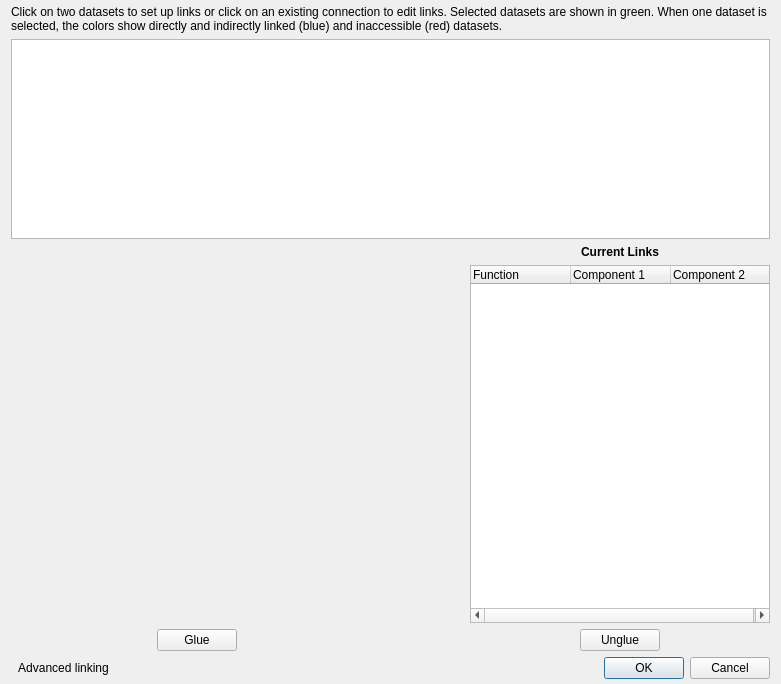
The window that glue/dialogs/link_editor/qt/link_editor.ui (glue-viz/glue) describes before a commit, drawn with Qt 5.
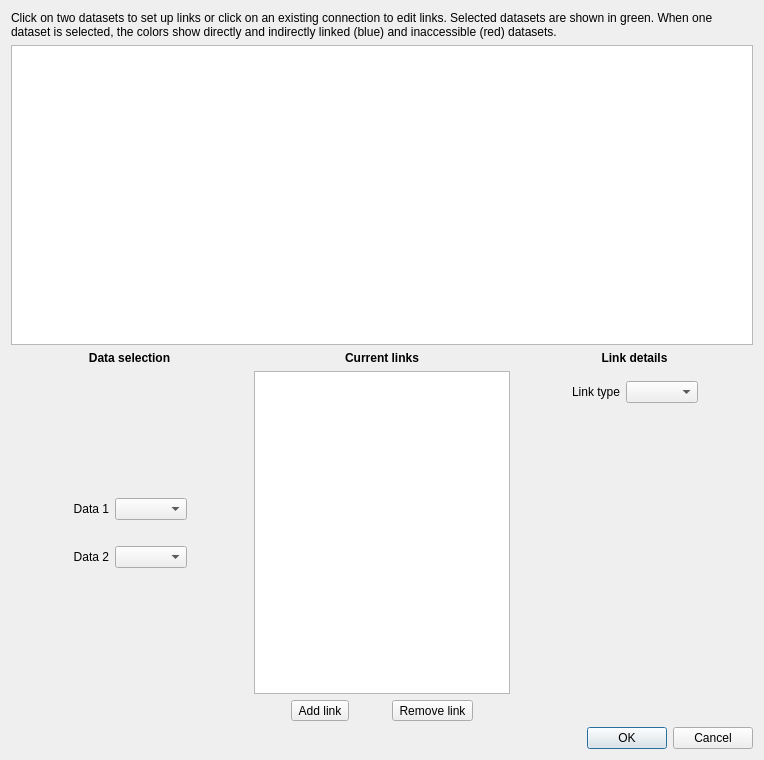
The same window after the commit. Custom widgets are drawn as their Qt base class.

Commit message: Started refactoring link editor

What changed in the file:
```diff
--- a/glue/dialogs/link_editor/qt/link_editor.ui
+++ b/glue/dialogs/link_editor/qt/link_editor.ui
@@ -6,8 +6,8 @@
    <rect>
     <x>0</x>
     <y>0</y>
-    <width>781</width>
-    <height>684</height>
+    <width>764</width>
+    <height>760</height>
    </rect>
   </property>
   <property name="windowTitle">
@@ -16,13 +16,7 @@
   <property name="sizeGripEnabled">
    <bool>false</bool>
   </property>
-  <layout class="QVBoxLayout" name="verticalLayout">
-   <property name="topMargin">
-    <number>5</number>
-   </property>
-   <property name="bottomMargin">
-    <number>5</number>
-   </property>
+  <layout class="QVBoxLayout" name="verticalLayout_2">
    <item>
     <widget class="QLabel" name="label">
      <property name="text">
@@ -44,7 +38,7 @@
      <property name="minimumSize">
       <size>
        <width>0</width>
-       <height>200</height>
+       <height>300</height>
       </size>
      </property>
      <property name="verticalScrollBarPolicy">
@@ -56,50 +50,40 @@
     </widget>
    </item>
    <item>
-    <layout class="QGridLayout" name="gridLayout">
-     <item row="1" column="4">
-      <spacer name="horizontalSpacer_6">
-       <property name="orientation">
-        <enum>Qt::Horizontal</enum>
-       </property>
-       <property name="sizeHint" stdset="0">
-        <size>
-         <width>40</width>
-         <height>20</height>
-        </size>
-       </property>
-      </spacer>
-     </item>
-     <item row="2" column="6">
-      <layout class="QHBoxLayout" name="horizontalLayout_9">
-       <item>
-        <spacer name="horizontalSpacer_8">
+    <layout class="QGridLayout" name="gridLayout_2">
+     <item row="1" column="0">
+      <layout class="QGridLayout" name="gridLayout_3">
+       <item row="2" column="2">
+        <spacer name="verticalSpacer_2">
          <property name="orientation">
-          <enum>Qt::Horizontal</enum>
+          <enum>Qt::Vertical</enum>
          </property>
+         <property name="sizeType">
+          <enum>QSizePolicy::Fixed</enum>
+         </property>
          <property name="sizeHint" stdset="0">
           <size>
-           <width>40</width>
+           <width>20</width>
            <height>20</height>
           </size>
          </property>
         </spacer>
        </item>
-       <item>
-        <widget class="QPushButton" name="remove_link">
-         <property name="sizePolicy">
-          <sizepolicy hsizetype="Fixed" vsizetype="Fixed">
-           <horstretch>0</horstretch>
-           <verstretch>0</verstretch>
-          </sizepolicy>
+       <item row="0" column="2">
+        <spacer name="verticalSpacer">
+         <property name="orientation">
+          <enum>Qt::Vertical</enum>
          </property>
-         <property name="text">
-          <string>Unglue</string>
+         <property name="sizeHint" stdset="0">
+          <size>
+           <width>20</width>
+           <height>40</height>
+          </size>
          </property>
-        </widget>
+        </spacer>
        </item>
-       <item>
-        <spacer name="horizontalSpacer_7">
+       <item row="1" column="0">
+        <spacer name="horizontalSpacer_4">
          <property name="orientation">
           <enum>Qt::Horizontal</enum>
          </property>
@@ -111,106 +95,82 @@
          </property>
         </spacer>
        </item>
+       <item row="1" column="3">
+        <spacer name="horizontalSpacer_5">
+         <property name="orientation">
+          <enum>Qt::Horizontal</enum>
+         </property>
+         <property name="sizeHint" stdset="0">
+          <size>
+           <width>40</width>
+           <height>20</height>
+          </size>
+         </property>
+        </spacer>
+       </item>
+       <item row="4" column="2">
+        <spacer name="verticalSpacer_3">
+         <property name="orientation">
+          <enum>Qt::Vertical</enum>
+         </property>
+         <property name="sizeHint" stdset="0">
+          <size>
+           <width>20</width>
+           <height>40</height>
+          </size>
+         </property>
+        </spacer>
+       </item>
+       <item row="1" column="2">
+        <widget class="QComboBox" name="combosel_data1"/>
+       </item>
+       <item row="1" column="1">
+        <widget class="QLabel" name="label_2">
+         <property name="text">
+          <string>Data 1</string>
+         </property>
+         <property name="alignment">
+          <set>Qt::AlignRight|Qt::AlignTrailing|Qt::AlignVCenter</set>
+         </property>
+        </widget>
+       </item>
+       <item row="3" column="2">
+        <widget class="QComboBox" name="combosel_data2"/>
+       </item>
+       <item row="3" column="1">
+        <widget class="QLabel" name="label_3">
+         <property name="text">
+          <string>Data 2</string>
+         </property>
+         <property name="alignment">
+          <set>Qt::AlignRight|Qt::AlignTrailing|Qt::AlignVCenter</set>
+         </property>
+        </widget>
+       </item>
       </layout>
      </item>
-     <item row="0" column="6">
-      <widget class="QLabel" name="label_4">
-       <property name="font">
-        <font>
-         <weight>75</weight>
-         <bold>true</bold>
-        </font>
-       </property>
-       <property name="text">
-        <string>Current Links</string>
-       </property>
-       <property name="alignment">
-        <set>Qt::AlignCenter</set>
-       </property>
-      </widget>
-     </item>
-     <item row="1" column="6">
-      <widget class="QTreeWidget" name="current_links">
-       <property name="minimumSize">
-        <size>
-         <width>300</width>
-         <height>0</height>
-        </size>
-       </property>
-       <property name="selectionMode">
-        <enum>QAbstractItemView::MultiSelection</enum>
-       </property>
-       <column>
-        <property name="text">
-         <string>Function</string>
-        </property>
-       </column>
-       <column>
-        <property name="text">
-         <string>Component 1</string>
-        </property>
-       </column>
-       <column>
-        <property name="text">
-         <string>Component 2</string>
-        </property>
-       </column>
-      </widget>
-     </item>
-     <item row="0" column="0" rowspan="3">
-      <widget class="ComponentSelector" name="left_components" native="true">
-       <property name="minimumSize">
-        <size>
-         <width>100</width>
-         <height>0</height>
-        </size>
-       </property>
-      </widget>
-     </item>
-     <item row="0" column="3" rowspan="3">
-      <widget class="ComponentSelector" name="right_components" native="true">
-       <property name="minimumSize">
-        <size>
-         <width>100</width>
-         <height>0</height>
-        </size>
-       </property>
-      </widget>
-     </item>
-     <item row="0" column="2" rowspan="3">
-      <layout class="QVBoxLayout" name="verticalLayout_4">
-       <property name="spacing">
-        <number>0</number>
-       </property>
-       <property name="leftMargin">
-        <number>0</number>
-       </property>
+     <item row="1" column="2">
+      <layout class="QVBoxLayout" name="verticalLayout_3">
        <item>
-        <widget class="LinkEquation" name="signature_editor" native="true">
-         <property name="enabled">
-          <bool>true</bool>
+        <spacer name="verticalSpacer_4">
+         <property name="orientation">
+          <enum>Qt::Vertical</enum>
          </property>
-         <property name="sizePolicy">
-          <sizepolicy hsizetype="Preferred" vsizetype="Preferred">
-           <horstretch>100</horstretch>
-           <verstretch>100</verstretch>
-          </sizepolicy>
+         <property name="sizeType">
+          <enum>QSizePolicy::Fixed</enum>
          </property>
-         <property name="minimumSize">
+         <property name="sizeHint" stdset="0">
           <size>
-           <width>0</width>
-           <height>200</height>
+           <width>20</width>
+           <height>10</height>
           </size>
          </property>
-         <property name="acceptDrops">
-          <bool>true</bool>
-         </property>
-        </widget>
+        </spacer>
        </item>
        <item>
-        <layout class="QHBoxLayout" name="horizontalLayout_7">
-         <property name="topMargin">
-          <number>0</number>
+        <layout class="QHBoxLayout" name="horizontalLayout_2">
+         <property name="sizeConstraint">
+          <enum>QLayout::SetMinimumSize</enum>
          </property>
          <item>
           <spacer name="horizontalSpacer">
@@ -226,12 +186,15 @@
           </spacer>
          </item>
          <item>
-          <widget class="QPushButton" name="add_link">
+          <widget class="QLabel" name="label_4">
            <property name="text">
-            <string>Glue</string>
+            <string>Link type</string>
            </property>
           </widget>
          </item>
+         <item>
+          <widget class="QComboBox" name="combosel_link_type"/>
+         </item>
          <item>
           <spacer name="horizontalSpacer_3">
            <property name="orientation">
@@ -247,25 +210,84 @@
          </item>
         </layout>
        </item>
+       <item>
+        <widget class="QWidget" name="link_details" native="true"/>
+       </item>
+      </layout>
+     </item>
+     <item row="1" column="1">
+      <widget class="QListWidget" name="listsel_links"/>
+     </item>
+     <item row="0" column="1">
+      <widget class="QLabel" name="label_6">
+       <property name="font">
+        <font>
+         <weight>75</weight>
+         <bold>true</bold>
+        </font>
+       </property>
+       <property name="text">
+        <string>Current links</string>
+       </property>
+       <property name="alignment">
+        <set>Qt::AlignCenter</set>
+       </property>
+      </widget>
+     </item>
+     <item row="0" column="2">
+      <widget class="QLabel" name="label_7">
+       <property name="font">
+        <font>
+         <weight>75</weight>
+         <bold>true</bold>
+        </font>
+       </property>
+       <property name="text">
+        <string>Link details</string>
+       </property>
+       <property name="alignment">
+        <set>Qt::AlignCenter</set>
+       </property>
+      </widget>
+     </item>
+     <item row="0" column="0">
+      <widget class="QLabel" name="label_5">
+       <property name="font">
+        <font>
+         <weight>75</weight>
+         <bold>true</bold>
+        </font>
+       </property>
+       <property name="text">
+        <string>Data selection</string>
+       </property>
+       <property name="alignment">
+        <set>Qt::AlignCenter</set>
+       </property>
+      </widget>
+     </item>
+     <item row="2" column="1">
+      <layout class="QHBoxLayout" name="horizontalLayout_4">
+       <item>
+        <widget class="QToolButton" name="button_add_link">
+         <property name="text">
+          <string>Add link</string>
+         </property>
+        </widget>
+       </item>
+       <item>
+        <widget class="QToolButton" name="button_remove_link">
+         <property name="text">
+          <string>Remove link</string>
+         </property>
+        </widget>
+       </item>
       </layout>
      </item>
     </layout>
    </item>
    <item>
     <layout class="QHBoxLayout" name="horizontalLayout">
-     <item>
-      <widget class="QToolButton" name="toggle_editor">
-       <property name="whatsThis">
-        <string>Show/hide advanced linking</string>
-       </property>
-       <property name="text">
-        <string>Advanced linking</string>
-       </property>
-       <property name="autoRaise">
-        <bool>true</bool>
-       </property>
-      </widget>
-     </item>
      <item>
       <spacer name="horizontalSpacer_2">
        <property name="orientation">
@@ -297,24 +319,12 @@
   </layout>
  </widget>
  <customwidgets>
-  <customwidget>
-   <class>LinkEquation</class>
-   <extends>QWidget</extends>
-   <header>glue.dialogs.link_editor.qt.link_equation</header>
-   <container>1</container>
-  </customwidget>
   <customwidget>
    <class>DataGraphWidget</class>
    <extends>QGraphicsView</extends>
    <header>glue.dialogs.link_editor.qt.data_graph</header>
    <container>1</container>
   </customwidget>
-  <customwidget>
-   <class>ComponentSelector</class>
-   <extends>QWidget</extends>
-   <header>glue.dialogs.common.qt.component_selector</header>
-   <container>1</container>
-  </customwidget>
  </customwidgets>
  <resources/>
  <connections>
```
The commit also changes 1 other file.
